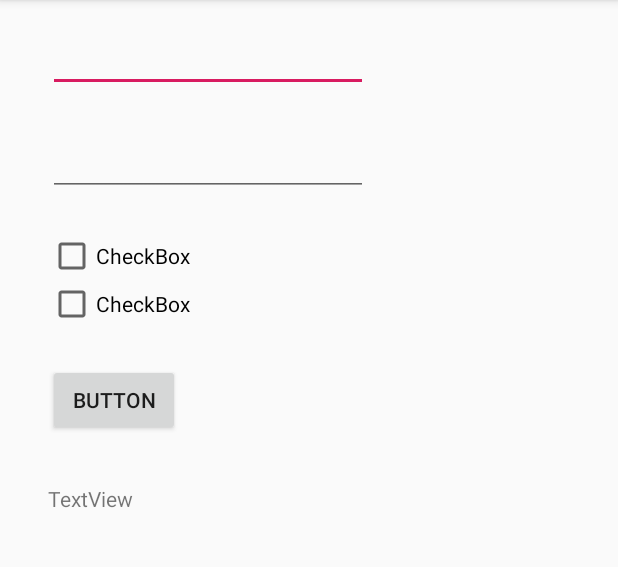
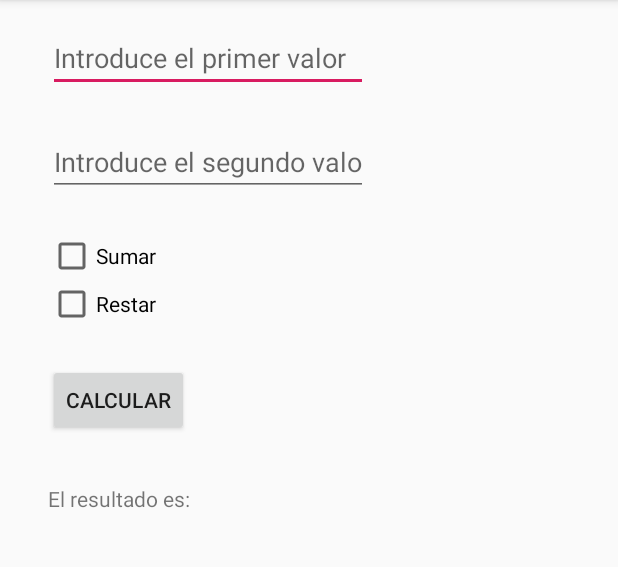
Before and after one commit to Worome/Practica_CheckBox, an Android app: the screen it shows after launch (MainActivity), on a phone screen of 412 x 824 dp, the part 84-651 px from its top. Run offline under Robolectric (Android 15) with nearby library versions, the phone set to English and light mode, and no system bars.

Commit message:
Acabada interfaz

```diff
--- a/app/src/main/res/layout/activity_main.xml
+++ b/app/src/main/res/layout/activity_main.xml
@@ -7,69 +7,71 @@
     tools:context=".MainActivity">
 
     <EditText
-        android:id="@+id/editText"
+        android:id="@+id/et_numero1"
         android:layout_width="wrap_content"
         android:layout_height="wrap_content"
         android:layout_marginStart="32dp"
         android:layout_marginLeft="32dp"
         android:layout_marginTop="16dp"
         android:ems="10"
+        android:hint="@string/txt_valor1"
         android:inputType="number"
         app:layout_constraintStart_toStartOf="parent"
         app:layout_constraintTop_toTopOf="parent" />
 
     <EditText
-        android:id="@+id/editText2"
+        android:id="@+id/et_numero2"
         android:layout_width="wrap_content"
         android:layout_height="wrap_content"
         android:layout_marginStart="32dp"
         android:layout_marginLeft="32dp"
         android:layout_marginTop="24dp"
         android:ems="10"
+        android:hint="@string/txt_valor2"
         android:inputType="number"
         app:layout_constraintStart_toStartOf="parent"
-        app:layout_constraintTop_toBottomOf="@+id/editText" />
+        app:layout_constraintTop_toBottomOf="@+id/et_numero1" />
 
     <CheckBox
-        android:id="@+id/checkBox"
+        android:id="@+id/chSuma"
         android:layout_width="wrap_content"
         android:layout_height="wrap_content"
         android:layout_marginStart="32dp"
         android:layout_marginLeft="32dp"
         android:layout_marginTop="24dp"
-        android:text="CheckBox"
+        android:text="@string/chSuma"
         app:layout_constraintStart_toStartOf="parent"
-        app:layout_constraintTop_toBottomOf="@+id/editText2" />
+        app:layout_constraintTop_toBottomOf="@+id/et_numero2" />
 
     <CheckBox
-        android:id="@+id/checkBox2"
+        android:id="@+id/chResta"
         android:layout_width="wrap_content"
         android:layout_height="wrap_content"
         android:layout_marginStart="32dp"
         android:layout_marginLeft="32dp"
-        android:text="CheckBox"
+        android:text="@string/chResta"
         app:layout_constraintStart_toStartOf="parent"
-        app:layout_constraintTop_toBottomOf="@+id/checkBox" />
+        app:layout_constraintTop_toBottomOf="@+id/chSuma" />
 
     <Button
-        android:id="@+id/button"
+        android:id="@+id/btnCalcular"
         android:layout_width="wrap_content"
         android:layout_height="wrap_content"
         android:layout_marginStart="32dp"
         android:layout_marginLeft="32dp"
         android:layout_marginTop="24dp"
-        android:text="Button"
+        android:text="@string/btn_Calculo"
         app:layout_constraintStart_toStartOf="parent"
-        app:layout_constraintTop_toBottomOf="@+id/checkBox2" />
+        app:layout_constraintTop_toBottomOf="@+id/chResta" />
 
     <TextView
-        android:id="@+id/textView"
+        android:id="@+id/tv_Resultado"
         android:layout_width="wrap_content"
         android:layout_height="wrap_content"
         android:layout_marginStart="32dp"
         android:layout_marginLeft="32dp"
         android:layout_marginTop="32dp"
-        android:text="TextView"
+        android:text="@string/tv_res"
         app:layout_constraintStart_toStartOf="parent"
-        app:layout_constraintTop_toBottomOf="@+id/button" />
+        app:layout_constraintTop_toBottomOf="@+id/btnCalcular" />
 </android.support.constraint.ConstraintLayout>
--- a/app/src/main/res/values/strings.xml
+++ b/app/src/main/res/values/strings.xml
@@ -1,3 +1,9 @@
 <resources>
     <string name="app_name">Practica_CheckBox</string>
+    <string name="txt_valor1">Introduce el primer valor</string>
+    <string name="txt_valor2">Introduce el segundo valor</string>
+    <string name="chSuma">Sumar</string>
+    <string name="chResta">Restar</string>
+    <string name="btn_Calculo">Calcular</string>
+    <string name="tv_res">El resultado es:</string>
 </resources>
```
